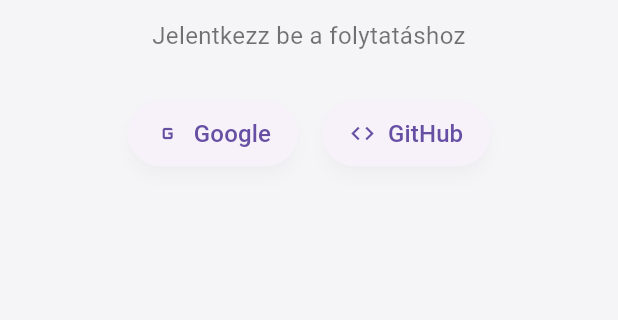
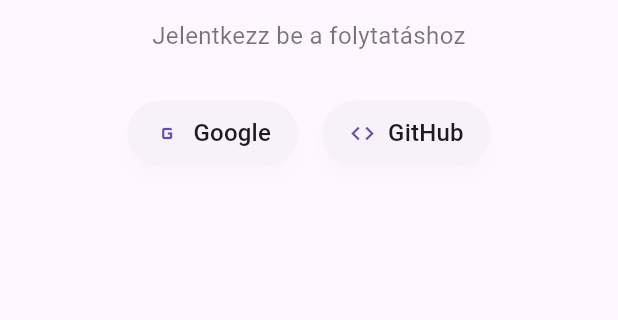
Before and after one commit to sandorcsaszi/rent_map, a Flutter app: the screen it shows after launch, on a phone screen of 412 x 824 dp, the part 573-893 px from its top. Run offline on Flutter 3.47's test engine with Material 3 defaults, Android fonts, the phone set to English and light mode, and no system bars; our stand-ins replace flutter_dotenv, flutter_map, latlong2, shared_preferences, supabase_flutter; accounts and stored records are empty.

Commit message:
dark mode todo:search bar

```diff
--- a/lib/screens/LoginScreen.dart
+++ b/lib/screens/LoginScreen.dart
@@ -75,8 +75,13 @@
 
   @override
   Widget build(BuildContext context) {
+    // Resolve theme here so colors update immediately when theme changes
+    final theme = Theme.of(context);
+    final surface = theme.colorScheme.surface;
+    final mutedOnSurface = theme.colorScheme.onSurface.withAlpha((0.6 * 255).round());
+
     return Scaffold(
-      backgroundColor: const Color(0xFFF5F5F7),
+      backgroundColor: surface,
       body: Center(
         child: ConstrainedBox(
           constraints: const BoxConstraints(maxWidth: 420),
@@ -95,16 +100,16 @@
                   textAlign: TextAlign.center,
                 ),
                 const SizedBox(height: 12),
-                const Text(
+                Text(
                   'Jelentkezz be a folytatáshoz',
-                  style: TextStyle(fontSize: 16, color: Colors.black54),
+                  style: theme.textTheme.bodyMedium?.copyWith(fontSize: 16, color: mutedOnSurface),
                   textAlign: TextAlign.center,
                 ),
                 const SizedBox(height: 32),
                 if (_error != null) ...[
                   Text(
                     _error!,
-                    style: const TextStyle(color: Colors.red),
+                    style: TextStyle(color: theme.colorScheme.error),
                     textAlign: TextAlign.center,
                   ),
                   const SizedBox(height: 16),
@@ -149,6 +154,7 @@
 
   @override
   Widget build(BuildContext context) {
+    final theme = Theme.of(context);
     return SizedBox(
       height: 44,
       child: ElevatedButton.icon(
@@ -156,11 +162,11 @@
         icon: icon,
         label: Text(
           label,
-          style: const TextStyle(fontSize: 16, fontWeight: FontWeight.w500),
+          style: theme.textTheme.titleMedium?.copyWith(fontSize: 16, fontWeight: FontWeight.w500),
         ),
         style: ElevatedButton.styleFrom(
           elevation: 4,
-          shadowColor: Colors.black12,
+          shadowColor: theme.shadowColor.withAlpha((0.07 * 255).round()),
           padding: const EdgeInsets.symmetric(horizontal: 18),
           shape: RoundedRectangleBorder(
             borderRadius: BorderRadius.circular(999),
```
Also changed, not shown: lib/screens/AddPlaceScreen.dart (+30 -20 lines), lib/widgets/placeListSheet.dart (+48 -23 lines), pubspec.lock.
